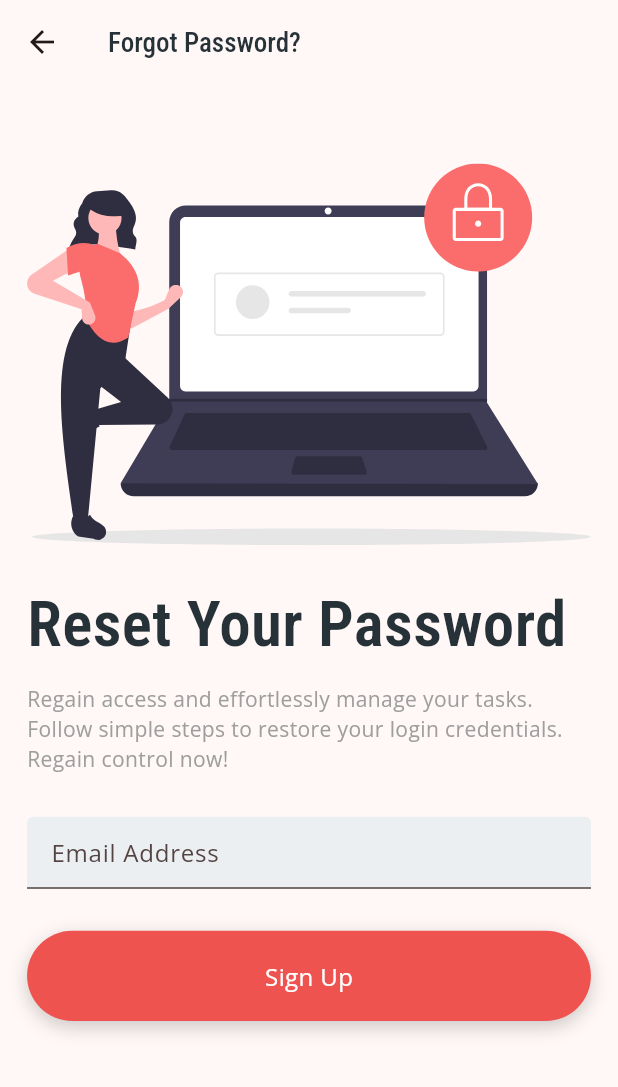
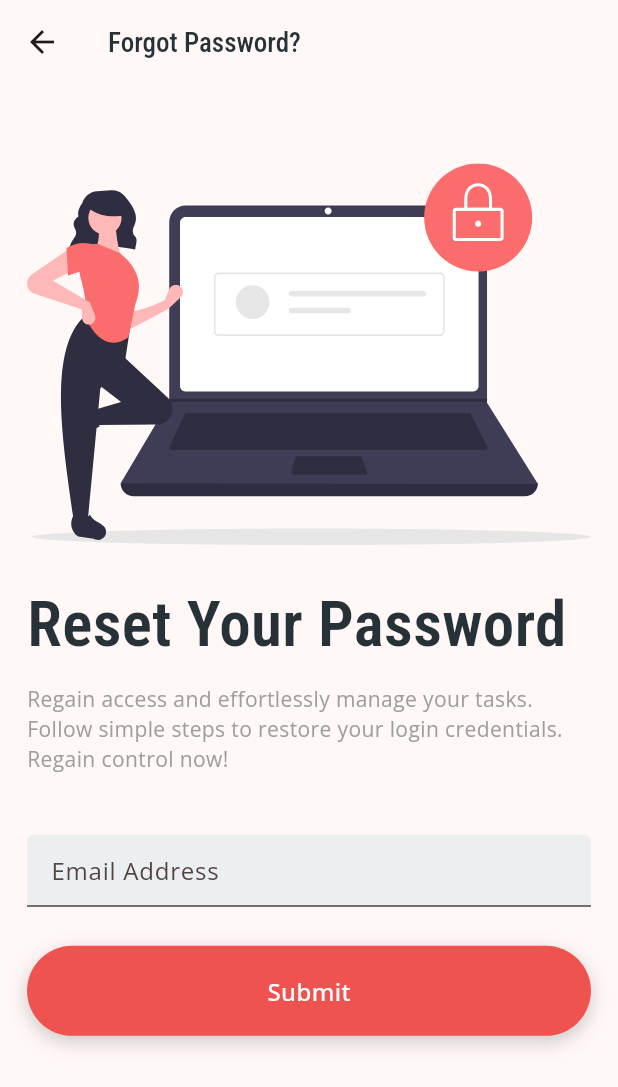
Before and after one commit to TheDayDreamer01/TaskMaster, a Flutter app: the ForgotPasswordPage screen opened directly, on a phone screen of 412 x 824 dp. Shown: the top 1087 px of the screen. Run offline on Flutter 3.47's test engine with Material 2 defaults, Android fonts, the phone set to English and light mode, and no system bars; our stand-ins replace connectivity_plus, firebase_core, flutter_feather_icons, flutter_screenutil, flutter_staggered_animations, flutter_svg and 3 more; accounts and stored records are empty.

Commit message:
Fixed Major Bugs in Auth and Main.dart

```diff
--- a/lib/screens/auth/pages/forgot_password_page.dart
+++ b/lib/screens/auth/pages/forgot_password_page.dart
@@ -17,6 +17,7 @@ class ForgotPasswordPage extends StatefulWidget {
 
 class _ForgotPasswordPageState extends State<ForgotPasswordPage> {
 
+  final GlobalKey<FormState> _formKey = GlobalKey<FormState>();
   final TextEditingController _emailController = TextEditingController(text : "");
 
   @override
@@ -36,35 +37,34 @@ class _ForgotPasswordPageState extends State<ForgotPasswordPage> {
         )
       ),
 
-      body : Padding(
-        padding : EdgeInsets.symmetric(
+      body :  SingleChildScrollView(
+        padding: EdgeInsets.symmetric(
           horizontal: 18.w,
           vertical: 30.h
         ),
 
-        child : SingleChildScrollView(
-          child : AnimationLimiter(
-            child : Column(
+        child : AnimationLimiter(
+          child: Form(
+            key : _formKey,
+            child: Column(
               crossAxisAlignment: CrossAxisAlignment.stretch,
 
               children : AnimationConfiguration.toStaggeredList(
-                duration : const Duration(milliseconds: 375),
-                childAnimationBuilder : (widget){
-
+                childAnimationBuilder: (widget){
                   return SlideAnimation(
-                    verticalOffset: 40.0,
+                    duration : const Duration(milliseconds: 375),
 
                     child : FadeInAnimation(
-                      duration : const Duration(milliseconds: 600),
+                      duration : const Duration(milliseconds: 480),
                       child : widget
                     )
                   );
                 },
 
                 children: _appBuilder()
-              )
-            )
-          )
+              ),
+            ),
+          ),
         )
       )
     );
@@ -76,7 +76,6 @@ class _ForgotPasswordPageState extends State<ForgotPasswordPage> {
       SvgPicture.asset(
         "assets/svg/ForgotPassword.svg",
         height : 300.h,
-
       ),
 
       robotoCondensed(
@@ -92,24 +91,43 @@ class _ForgotPasswordPageState extends State<ForgotPasswordPage> {
         color : TaskMasterColor.grey,
       ),
 
-      SizedBox(height : 28.h ),
+      SizedBox(height : 40.h ),
       TaskMasterFormField(
         taskMasterFormController: _emailController,
         taskMasterHintText: "Email Address",
         taskMasterIsFilled: true,
         taskMasterFillColor: TaskMasterColor.silver[50],
+        taskMasterOnValidate: (value){
+          String pattern = r"(^[a-zA-Z0-9_.+-]+@[a-zA-Z0-9-]+\.[a-zA-Z0-9-.]+$)";
+          final regExp = RegExp(pattern);
+
+          if (value == null || value.isEmpty){
+            return "Please Enter an Email Address";
+          } else if (!regExp.hasMatch(value)){
+            return "Please Enter a valid Email Address";
+          } else {
+            return null;
+          }
+        },
       ),
 
-      SizedBox( height : 16.h ),
+      SizedBox( height : 26.h ),
       TaskMasterButton(
         taskMasterChild: openSans(
-          "Sign Up",
-          color : Colors.white
+          "Submit",
+          color : Colors.white,
+          fontWeight: FontWeight.w500,
         ),
         taskMasteraddBoxShadow: true,
         taskMasterColor: Colors.red[400],
-        taskMasterOnTap: (){}
+        taskMasterOnTap: (){
+          if (_formKey.currentState!.validate()){
+
+            _formKey.currentState!.dispose();
+          }
+        }
       ),
+
     ];
   }
 }
--- a/lib/screens/auth/pages/onboard_page.dart
+++ b/lib/screens/auth/pages/onboard_page.dart
@@ -56,7 +56,7 @@ class OnboardPage extends StatelessWidget {
                   childAnimationBuilder: (widget) => SlideAnimation(
                     verticalOffset: 40.0,
                     child : FadeInAnimation(
-                      duration : const Duration(milliseconds: 600),
+                      duration : const Duration(milliseconds: 480),
                       child : widget
                     )
                   ),
@@ -118,14 +118,13 @@ class OnboardPage extends StatelessWidget {
             SizedBox( width : 10.w ),
             openSans(
               "Continue with Google",
-              fontSize: 18,
               fontWeight: FontWeight.w500
             )
           ]
         )
       ),
 
-      SizedBox( height : 16.h ),
+      SizedBox( height : 20.h ),
       TaskMasterButton(
         taskMasterOnTap: () =>TaskMasterNavigation.pSlideUpTransition(
           context,
--- a/lib/widgets/TaskMasterFormField.dart
+++ b/lib/widgets/TaskMasterFormField.dart
@@ -6,6 +6,7 @@ import "package:google_fonts/google_fonts.dart";
 class TaskMasterFormField extends StatelessWidget {
 
   final TextEditingController taskMasterFormController;
+  final FocusNode ? taskMasterFocusNode;
   final String taskMasterHintText;
   final bool taskMasterIsFilled;
   final bool taskMasterIsObsecure;
@@ -20,6 +21,7 @@ class TaskMasterFormField extends StatelessWidget {
   const TaskMasterFormField({
     Key ? key,
     required this.taskMasterFormController,
+    this.taskMasterFocusNode,
     this.taskMasterHintText = "",
     this.taskMasterMaxLines = 1,
     this.taskMasterIsFilled = false,
@@ -34,10 +36,8 @@ class TaskMasterFormField extends StatelessWidget {
 
   @override
   Widget build(BuildContext context){
-    return SizedBox(
-      height : 60.h,
-
-      child : TextFormField(
+    return TextFormField(
+      focusNode: taskMasterFocusNode,
       obscureText: taskMasterIsObsecure,
       controller : taskMasterFormController,
       validator: taskMasterOnValidate,
@@ -64,7 +64,6 @@ class TaskMasterFormField extends StatelessWidget {
         ),
 
       )
-      )
     );
   }
 }
--- a/lib/widgets/TaskMasterNavigator.dart
+++ b/lib/widgets/TaskMasterNavigator.dart
@@ -27,7 +27,6 @@ class TaskMasterNavigation{
   }
 
   static void pSlideUpTransition(BuildContext context, {required Widget destinationPage}) {
-
     Navigator.of(context).push(
       PageRouteBuilder(
         pageBuilder: (context, animation, secondaryAnimation) {
@@ -45,7 +44,6 @@ class TaskMasterNavigation{
         },
       ),
     );
-
     return;
   }
 
```
Also changed, not shown: lib/main.dart (+11 -8 lines), lib/screens/auth/pages/signin_page.dart (+38 -10 lines), lib/screens/auth/pages/signup_page.dart (+47 -13 lines), pubspec.lock. Lines whose indentation alone changed are shown as unchanged.
